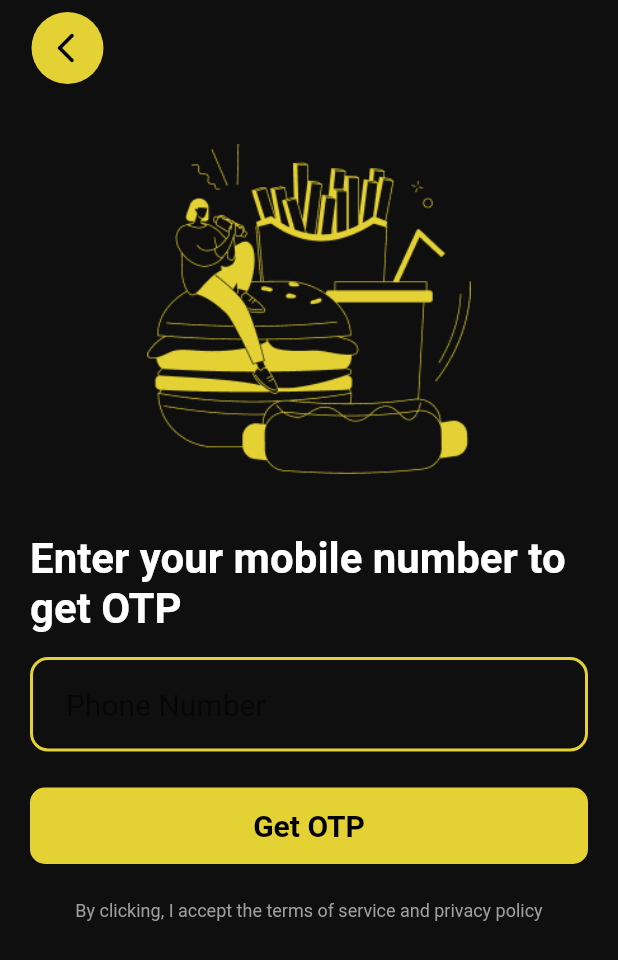
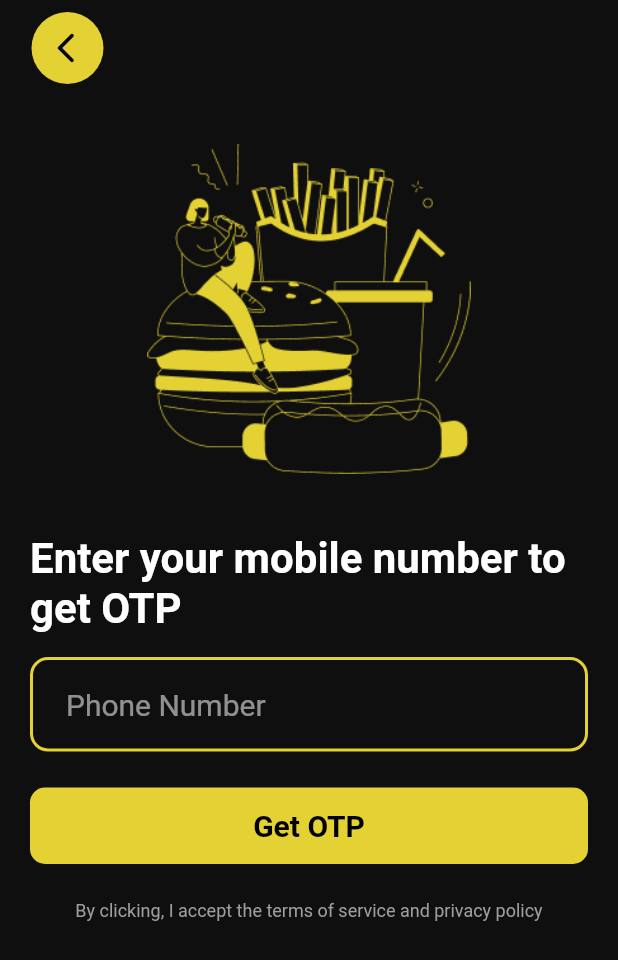
Before and after one commit to dhaladitya108/eatIt, a Flutter app: the screen it shows after launch, on a phone screen of 412 x 824 dp. Shown: the top 960 px of the screen. Run offline on Flutter 3.47's test engine with Material 2 defaults, Android fonts, the phone set to English and light mode, and no system bars; our stand-ins replace pinput.

Commit message:
style changes in enter phone screen

```diff
--- a/lib/screens/enter_phone.dart
+++ b/lib/screens/enter_phone.dart
@@ -22,6 +22,7 @@ class EnterPhone extends StatelessWidget {
           contentPadding:
               const EdgeInsets.symmetric(vertical: 20, horizontal: 24),
           hintText: 'Phone Number',
+          hintStyle: const TextStyle(color: Colors.white54),
           enabledBorder: OutlineInputBorder(
               borderSide:
                   const BorderSide(color: AppColors.bgPrimary, width: 2),
```
